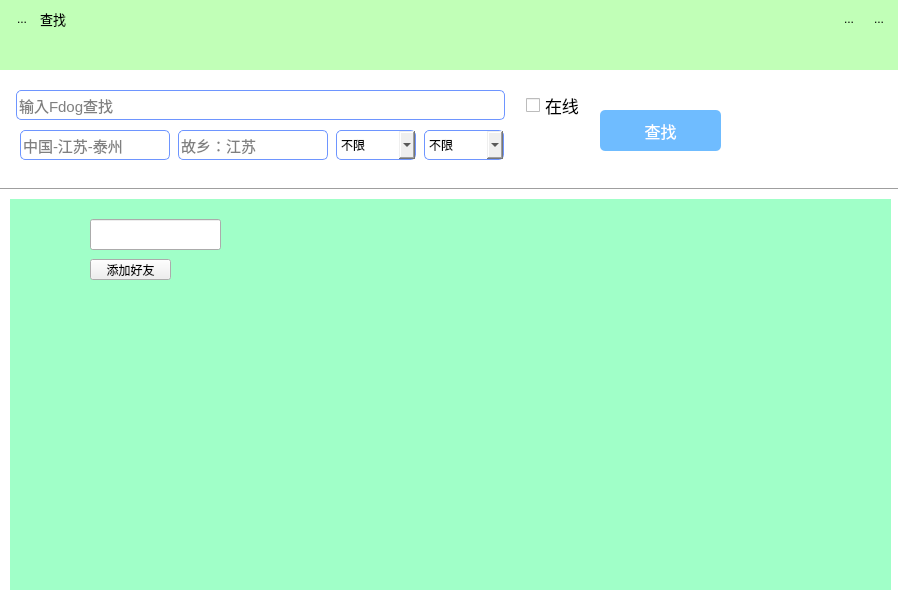
First picture: the form in Fdogpc/query.ui, repository HuaGouFdog/FdogInstantMessaging, before the edit.
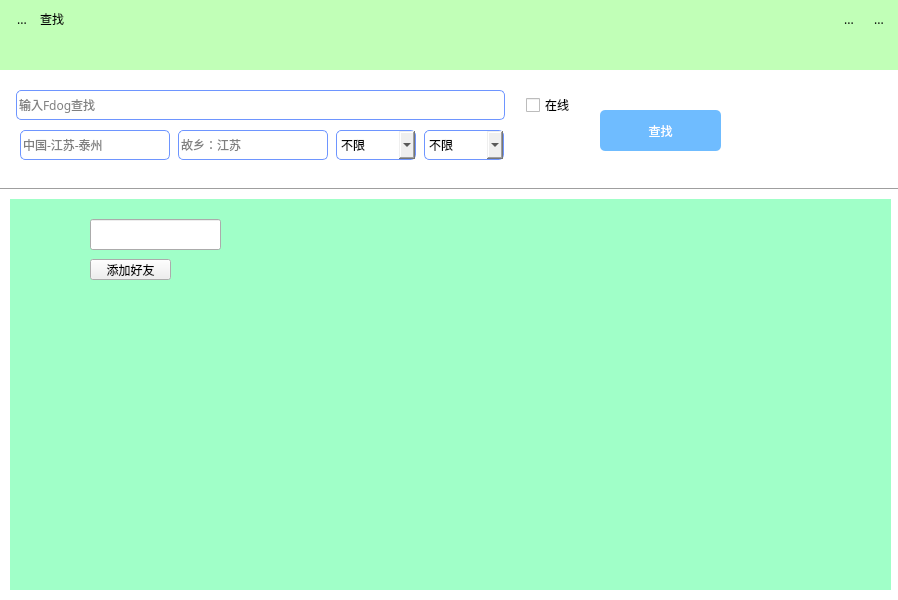
Second picture: the form after the edit. Icons and pictures are not drawn.

The edit to the form file:
```diff
--- a/Fdogpc/query.ui
+++ b/Fdogpc/query.ui
@@ -18,7 +18,8 @@
     <normaloff>:/lib/fdogicon.png</normaloff>:/lib/fdogicon.png</iconset>
   </property>
   <property name="styleSheet">
-   <string notr="true">#Query{
+   <string notr="true">*{font-family:Microsoft YaHei;}
+#Query{
 background-color: rgb(193, 255, 183);
 }</string>
   </property>
@@ -126,9 +127,8 @@
    </property>
    <property name="font">
     <font>
-     <pointsize>12</pointsize>
-     <weight>50</weight>
-     <bold>false</bold>
+     <family>Microsoft YaHei</family>
+     <stylestrategy>PreferAntialias</stylestrategy>
     </font>
    </property>
    <property name="styleSheet">
@@ -150,6 +150,12 @@
      <height>531</height>
     </rect>
    </property>
+   <property name="font">
+    <font>
+     <family>Microsoft YaHei</family>
+     <stylestrategy>PreferAntialias</stylestrategy>
+    </font>
+   </property>
    <property name="styleSheet">
     <string notr="true">background-color: rgb(255, 255, 255);</string>
    </property>
@@ -180,7 +186,8 @@
    </property>
    <property name="font">
     <font>
-     <pointsize>11</pointsize>
+     <family>Microsoft YaHei</family>
+     <stylestrategy>PreferAntialias</stylestrategy>
     </font>
    </property>
    <property name="styleSheet">
@@ -216,7 +223,8 @@
    </property>
    <property name="font">
     <font>
-     <pointsize>11</pointsize>
+     <family>Microsoft YaHei</family>
+     <stylestrategy>PreferAntialias</stylestrategy>
     </font>
    </property>
    <property name="styleSheet">
@@ -337,7 +345,8 @@
    </property>
    <property name="font">
     <font>
-     <pointsize>13</pointsize>
+     <family>Microsoft YaHei</family>
+     <stylestrategy>PreferAntialias</stylestrategy>
     </font>
    </property>
    <property name="styleSheet">
@@ -370,7 +379,8 @@
    </property>
    <property name="font">
     <font>
-     <pointsize>11</pointsize>
+     <family>Microsoft YaHei</family>
+     <stylestrategy>PreferAntialias</stylestrategy>
     </font>
    </property>
    <property name="styleSheet">
@@ -383,7 +393,7 @@
     <string>输入Fdog查找</string>
    </property>
   </widget>
-  <widget class="QWidget" name="">
+  <widget class="QWidget" name="layoutWidget">
    <property name="geometry">
     <rect>
      <x>10</x>
@@ -392,9 +402,21 @@
      <height>28</height>
     </rect>
    </property>
+   <property name="font">
+    <font>
+     <family>Microsoft YaHei</family>
+     <stylestrategy>PreferAntialias</stylestrategy>
+    </font>
+   </property>
    <layout class="QHBoxLayout" name="horizontalLayout_3">
     <item>
      <widget class="QToolButton" name="toolButton">
+      <property name="font">
+       <font>
+        <family>Microsoft YaHei</family>
+        <stylestrategy>PreferAntialias</stylestrategy>
+       </font>
+      </property>
       <property name="text">
        <string>...</string>
       </property>
@@ -417,7 +439,8 @@
      <widget class="QLabel" name="label">
       <property name="font">
        <font>
-        <pointsize>10</pointsize>
+        <family>Microsoft YaHei</family>
+        <stylestrategy>PreferAntialias</stylestrategy>
        </font>
       </property>
       <property name="text">
@@ -427,6 +450,12 @@
     </item>
     <item>
      <spacer name="horizontalSpacer">
+      <property name="font">
+       <font>
+        <family>Microsoft YaHei</family>
+        <stylestrategy>PreferAntialias</stylestrategy>
+       </font>
+      </property>
       <property name="orientation">
        <enum>Qt::Horizontal</enum>
       </property>
@@ -440,6 +469,12 @@
     </item>
     <item>
      <widget class="QToolButton" name="toolButton_2">
+      <property name="font">
+       <font>
+        <family>Microsoft YaHei</family>
+        <stylestrategy>PreferAntialias</stylestrategy>
+       </font>
+      </property>
       <property name="text">
        <string>...</string>
       </property>
@@ -460,6 +495,12 @@
     </item>
     <item>
      <widget class="QToolButton" name="toolButton_4">
+      <property name="font">
+       <font>
+        <family>Microsoft YaHei</family>
+        <stylestrategy>PreferAntialias</stylestrategy>
+       </font>
+      </property>
       <property name="text">
        <string>...</string>
       </property>
```
Left out of the diff: 40 changed lines with no effect on the pictures.
